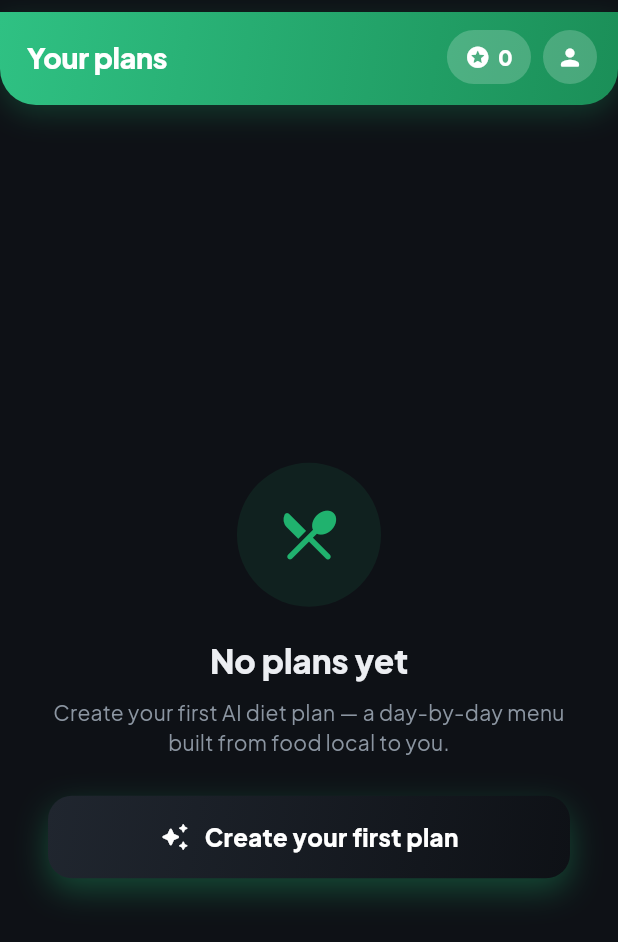
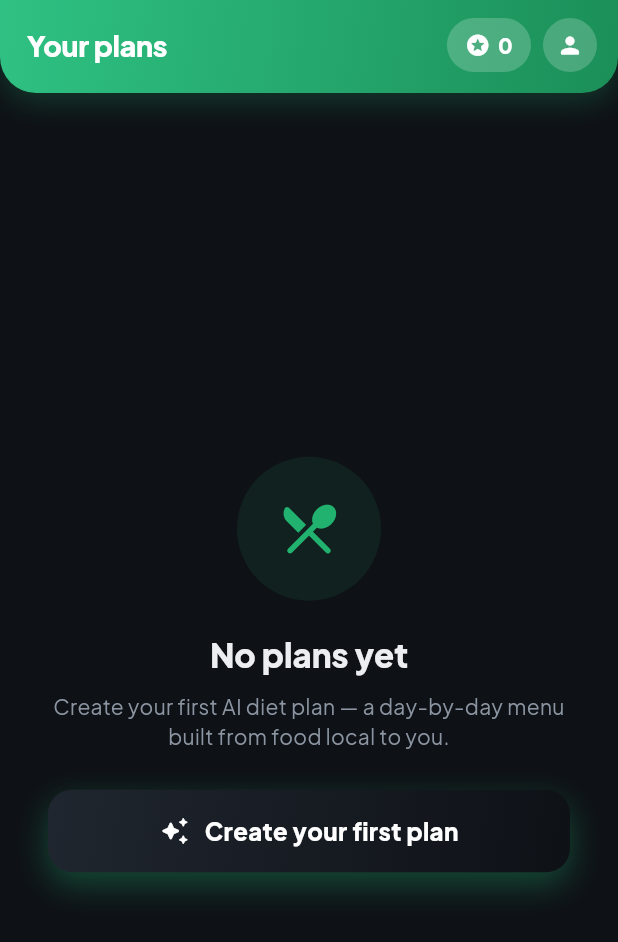
Before and after one commit to krishnaeee/DietPlanner, a Flutter app: the HomeScreen screen opened directly, on a phone screen of 412 x 824 dp. Shown: the top 942 px of the screen. Run offline on Flutter 3.47's test engine with Material 3 defaults, Android fonts, the phone set to English and light mode, and no system bars; our stand-ins replace flutter_local_notifications, flutter_timezone, google_fonts, google_sign_in, shared_preferences, timezone; missing offline and left inert: purchases_flutter; accounts and stored records are empty; network calls fail.

Commit message:
Header fills the status bar green (no gap)
The header background now extends behind the status bar (top inset used
as padding so content stays below the clock/icons). Status bar icons are
already light, so they read on the green.

Co-Authored-By: Claude Opus 4.8 <noreply@anthropic.com>

```diff
--- a/mobile/lib/widgets/fresh.dart
+++ b/mobile/lib/widgets/fresh.dart
@@ -28,13 +28,9 @@ class FreshHeader extends StatelessWidget {
   @override
   Widget build(BuildContext context) {
     final text = Theme.of(context).textTheme;
-    return SafeArea(
-      bottom: false,
-      // Gap between the OS status bar and the app's top bar.
-      child: Padding(
-        padding: const EdgeInsets.only(top: 8),
-        child: Container(
-          // Full-width band, flush to the sides, with a soft rounded bottom.
+    // The green fills the status bar (no gap); content sits below it via the
+    // top inset. Full-width, flush to the sides, soft rounded bottom.
+    return Container(
       decoration: BoxDecoration(
         gradient: AppColors.ctaGradient, // the brand theme colour
         borderRadius: const BorderRadius.vertical(bottom: Radius.circular(24)),
@@ -46,6 +42,8 @@ class FreshHeader extends StatelessWidget {
           ),
         ],
       ),
+      padding: EdgeInsets.only(top: MediaQuery.of(context).padding.top),
+      child: Padding(
         padding: EdgeInsets.fromLTRB(showBack ? 12 : 18, 12, 14, 14),
         child: Row(
             crossAxisAlignment: CrossAxisAlignment.center,
@@ -83,7 +81,6 @@ class FreshHeader extends StatelessWidget {
               ),
               for (final a in actions) ...[const SizedBox(width: 8), a],
             ],
-          ),
           ),
         ),
       );
```
Lines whose indentation alone changed are shown as unchanged.
